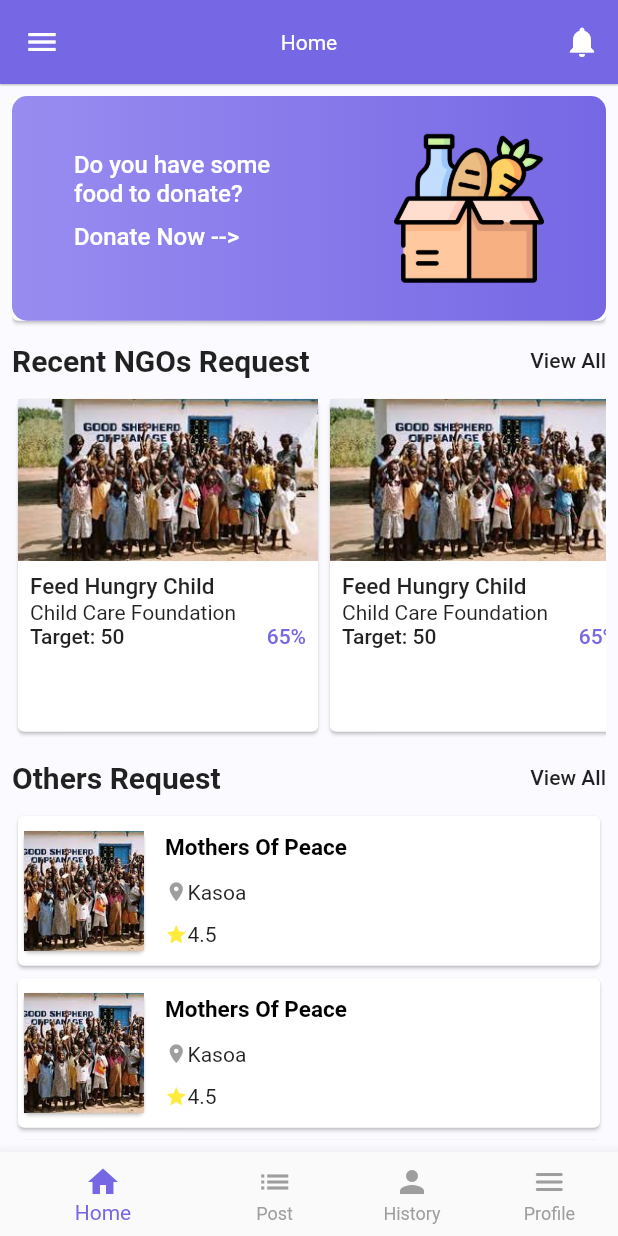
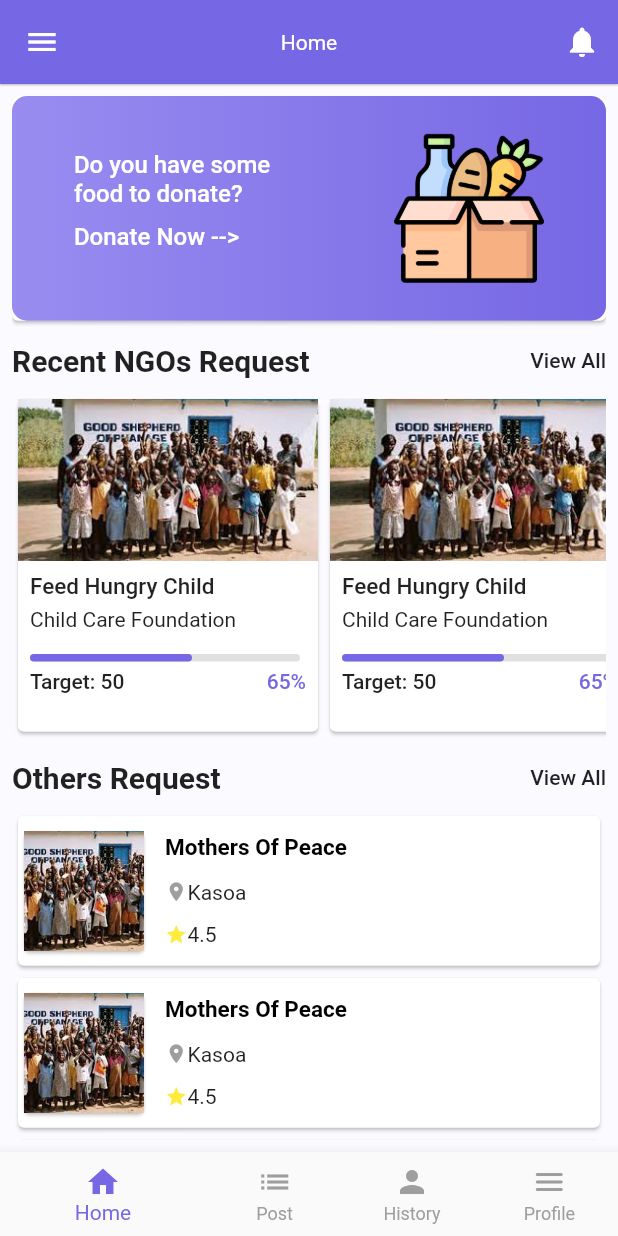
Before and after one commit to Aburafik/Feed-Hub, a Flutter app: the screen it shows after launch, on a phone screen of 412 x 824 dp. Run offline on Flutter 3.47's test engine with Material 2 defaults, Android fonts, the phone set to English and light mode, and no system bars; drawn by our look-alikes of percent_indicator; our stand-ins replace get, readmore.

Commit message:
Home Details View

```diff
--- /dev/null
+++ b/lib/Utils/router_helper.dart
@@ -0,0 +1,18 @@
+import 'package:feed_hub/Views/dashboard/dash_board_view.dart';
+import 'package:feed_hub/Views/home/home_details_view.dart';
+import 'package:get/get_navigation/src/routes/get_route.dart';
+
+class RouterHelper {
+  static const String initialRoute = "/slash-screen";
+
+  static const String home = "/home";
+  static const String dashBoard = "/dashBoard";
+  static const String homeDetailsView = "/homeDetailsView";
+  static const String signIn = "/signIn";
+  static const String signUp = "/signUp";
+
+  static List<GetPage> router = [
+    GetPage(name: dashBoard, page: () => const DashBoardView()),
+    GetPage(name: homeDetailsView, page: () => const HomeDetailsView()),
+  ];
+}
--- a/lib/Views/dashboard/dash_board_view.dart
+++ b/lib/Views/dashboard/dash_board_view.dart
@@ -45,7 +45,7 @@ class _DashBoardViewState extends State<DashBoardView> {
   @override
   Widget build(BuildContext context) {
     return Scaffold(
-      drawer: Drawer(),
+      drawer: const Drawer(),
       appBar: AppBar(
         title: const Text("Home"),
         actions: [
--- a/lib/Views/home/home.dart
+++ b/lib/Views/home/home.dart
@@ -1,6 +1,9 @@
 import 'package:feed_hub/Utils/colors.dart';
 import 'package:feed_hub/Utils/images.dart';
+import 'package:feed_hub/Utils/router_helper.dart';
 import 'package:flutter/material.dart';
+import 'package:get/route_manager.dart';
+import 'package:percent_indicator/linear_percent_indicator.dart';
 
 class HomeVC extends StatelessWidget {
   const HomeVC({super.key});
@@ -8,7 +11,6 @@ class HomeVC extends StatelessWidget {
   @override
   Widget build(BuildContext context) {
     return Scaffold(
-
       // drawer: const Drawer(),
       body: Padding(
         padding: const EdgeInsets.all(8.0),
@@ -156,7 +158,9 @@ class NGosCard extends StatelessWidget {
   @override
   Widget build(BuildContext context) {
     TextStyle style = Theme.of(context).textTheme.bodyText1!;
-    return Card(
+    return GestureDetector(
+      onTap: () => Get.toNamed(RouterHelper.homeDetailsView),
+      child: Card(
         child: SizedBox(
           height: 220,
           width: 200,
@@ -167,13 +171,29 @@ class NGosCard extends StatelessWidget {
                 Padding(
                   padding: const EdgeInsets.all(8.0),
                   child: Column(
+                    mainAxisAlignment: MainAxisAlignment.spaceEvenly,
                     crossAxisAlignment: CrossAxisAlignment.start,
                     children: [
                       Text(
                         "Feed Hungry Child",
                         style: style.copyWith(fontSize: 15),
                       ),
+                      const SizedBox(
+                        height: 5,
+                      ),
                       const Text("Child Care Foundation"),
+                      Padding(
+                        padding: const EdgeInsets.only(top: 15, bottom: 5),
+                        child: LinearPercentIndicator(
+                          padding: EdgeInsets.zero,
+                          barRadius: const Radius.circular(5),
+                          width: 180,
+                          lineHeight: 5.0,
+                          percent: 0.6,
+                          backgroundColor: Colors.grey[300],
+                          progressColor: AppColors.primaryColor,
+                        ),
+                      ),
                       Row(
                         mainAxisAlignment: MainAxisAlignment.spaceBetween,
                         children: [
@@ -191,6 +211,7 @@ class NGosCard extends StatelessWidget {
                   ),
                 )
               ],
+            ),
           ),
         ),
       ),
--- a/lib/main.dart
+++ b/lib/main.dart
@@ -1,7 +1,8 @@
 import 'package:feed_hub/Utils/colors.dart';
+import 'package:feed_hub/Utils/router_helper.dart';
 import 'package:feed_hub/Views/dashboard/dash_board_view.dart';
-import 'package:feed_hub/Views/home/home.dart';
 import 'package:flutter/material.dart';
+import 'package:get/get_navigation/src/root/get_material_app.dart';
 
 void main() {
   runApp(const MyApp());
@@ -12,7 +13,7 @@ class MyApp extends StatelessWidget {
 
   @override
   Widget build(BuildContext context) {
-    return MaterialApp(
+    return GetMaterialApp(
       debugShowCheckedModeBanner: false,
       title: 'Flutter Demo',
       theme: ThemeData(
@@ -26,7 +27,8 @@ class MyApp extends StatelessWidget {
             ),
             iconTheme: IconThemeData(color: AppColors.whiteColor)),
       ),
-      home: const DashBoardView(),
+       initialRoute: RouterHelper.dashBoard,
+      getPages: RouterHelper.router,
     );
   }
 }
--- a/pubspec.yaml
+++ b/pubspec.yaml
@@ -38,6 +38,7 @@ dependencies:
   cupertino_icons: ^1.0.2
   get: ^4.6.5
   percent_indicator: ^4.2.2
+  readmore: ^2.2.0
 
 dev_dependencies:
   flutter_test:
```
Also changed, not shown: lib/Views/home/home_details_view.dart (added, +151 -0 lines), pubspec.lock. Lines whose indentation alone changed are shown as unchanged.
